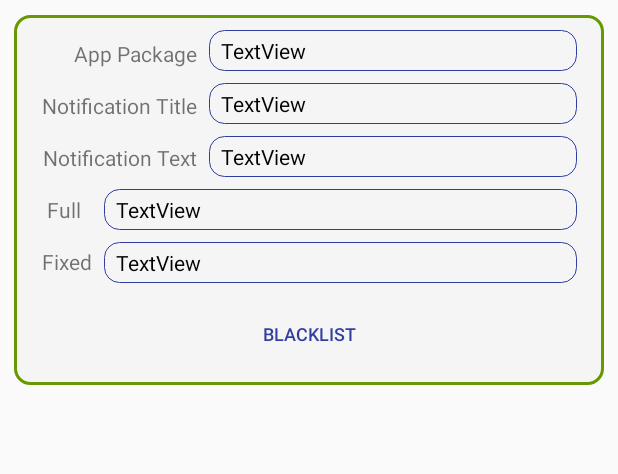
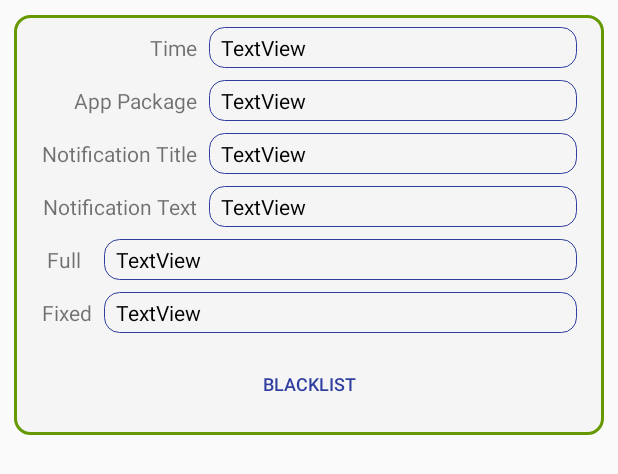
Before and after one commit to Sharkgrammer/Android-Assistant, an Android app: the layout log_item.xml on its own in the app's theme, with its tools: preview values and no code run, on a phone screen of 412 x 824 dp. Shown: the top 474 px of the screen. Run offline under Robolectric (Android 15) with nearby library versions, the phone set to English and light mode, and no system bars.

Commit message:
Added time to logs

```diff
--- a/app/src/main/java/com/shark/assistant/MainActivity.java
+++ b/app/src/main/java/com/shark/assistant/MainActivity.java
@@ -26,7 +26,12 @@ import android.widget.LinearLayout;
 import android.widget.ListView;
 import android.widget.TextView;
 import android.widget.Toast;
+
+import java.text.DateFormat;
+import java.text.SimpleDateFormat;
 import java.util.ArrayList;
+import java.util.Calendar;
+import java.util.Date;
 import java.util.List;
 import java.util.Locale;
 
@@ -70,6 +75,10 @@ public class MainActivity extends AppCompatActivity {
             log.setPack(pack);
             log.setTitle(title);
             log.setText(text);
+
+            DateFormat df;
+            df = new SimpleDateFormat("dd MMM yyyy, HH:mm:ss", Locale.getDefault());
+            log.setTime(df.format(Calendar.getInstance().getTime()));
 
             String dataStr = pack + " " + title + " " + text;
             log.setOriginal(dataStr);
@@ -363,7 +372,7 @@ public class MainActivity extends AppCompatActivity {
     private void fillLogLayout(){
         sclMainLin.removeAllViews();
         btnAddNew.setText(getResources().getString(R.string.refreshAdd));
-        TextView pack,title,text,fixed,original;
+        TextView pack,title,text,fixed,original,time;
         ConstraintLayout lay;
         Drawable failBack = getResources().getDrawable(R.drawable.itemlogborderfail);
         boolean isBlacklisted;
@@ -378,6 +387,7 @@ public class MainActivity extends AppCompatActivity {
             text = (TextView) Child.findViewById(R.id.itemText);
             original = (TextView) Child.findViewById(R.id.itemOriginal);
             fixed = (TextView) Child.findViewById(R.id.itemFixed);
+            time = (TextView) Child.findViewById(R.id.itemTime);
             lay = (ConstraintLayout) Child.findViewById(R.id.itemLayLog);
             final Button btnLog = Child.findViewById(R.id.itemBlacklist);
 
@@ -386,6 +396,7 @@ public class MainActivity extends AppCompatActivity {
             text.setText(log.getText());
             original.setText(log.getOriginal());
             fixed.setText(log.getFixed());
+            time.setText(log.getTime());
             isBlacklisted = log.isBlocked();
 
 
--- a/app/src/main/java/com/shark/assistant/log.java
+++ b/app/src/main/java/com/shark/assistant/log.java
@@ -7,6 +7,7 @@ public class log {
     private String text = "";
     private String original = "";
     private String fixed = "";
+    private String time = "";
     private boolean isBlocked = false;
 
     public String getPack() {
@@ -56,4 +57,12 @@ public class log {
     public void setBlocked(boolean blocked) {
         isBlocked = blocked;
     }
+
+    public String getTime() {
+        return time;
+    }
+
+    public void setTime(String time) {
+        this.time = time;
+    }
 }
--- a/app/src/main/res/layout/item.xml
+++ b/app/src/main/res/layout/item.xml
@@ -10,7 +10,7 @@
 
     <android.support.constraint.ConstraintLayout
         android:layout_width="match_parent"
-        android:layout_height="114dp"
+        android:layout_height="wrap_content"
         android:layout_marginBottom="10dp"
         android:layout_marginEnd="5dp"
         android:layout_marginStart="5dp"
--- a/app/src/main/res/layout/log_item.xml
+++ b/app/src/main/res/layout/log_item.xml
@@ -29,6 +29,7 @@
             android:text="TextView"
             android:textColor="@color/colorTextDark"
             app:layout_constraintEnd_toEndOf="parent"
+            app:layout_constraintHorizontal_bias="0.6"
             app:layout_constraintStart_toStartOf="parent"
             app:layout_constraintTop_toBottomOf="@+id/itemOriginal" />
 
@@ -43,6 +44,7 @@
             android:text="TextView"
             android:textColor="@color/colorTextDark"
             app:layout_constraintEnd_toEndOf="parent"
+            app:layout_constraintHorizontal_bias="0.6"
             app:layout_constraintStart_toStartOf="parent"
             app:layout_constraintTop_toBottomOf="@+id/itemText" />
 
@@ -57,6 +59,7 @@
             android:text="TextView"
             android:textColor="@color/colorTextDark"
             app:layout_constraintEnd_toEndOf="parent"
+            app:layout_constraintHorizontal_bias="0.6"
             app:layout_constraintStart_toStartOf="parent"
             app:layout_constraintTop_toBottomOf="@+id/itemTitle" />
 
@@ -71,6 +74,7 @@
             android:text="TextView"
             android:textColor="@color/colorTextDark"
             app:layout_constraintEnd_toEndOf="parent"
+            app:layout_constraintHorizontal_bias="0.6"
             app:layout_constraintStart_toStartOf="parent"
             app:layout_constraintTop_toBottomOf="@+id/itemPackage" />
 
@@ -80,11 +84,27 @@
             android:layout_height="wrap_content"
             android:layout_marginEnd="8dp"
             android:layout_marginStart="120dp"
-            android:layout_marginTop="10dp"
+            android:layout_marginTop="8dp"
             android:background="@drawable/textborder"
             android:text="TextView"
             android:textColor="@color/colorTextDark"
             app:layout_constraintEnd_toEndOf="parent"
+            app:layout_constraintHorizontal_bias="0.6"
+            app:layout_constraintStart_toStartOf="parent"
+            app:layout_constraintTop_toBottomOf="@+id/itemTime" />
+
+        <TextView
+            android:id="@+id/itemTime"
+            android:layout_width="0dp"
+            android:layout_height="wrap_content"
+            android:layout_marginEnd="8dp"
+            android:layout_marginStart="120dp"
+            android:layout_marginTop="8dp"
+            android:background="@drawable/textborder"
+            android:text="TextView"
+            android:textColor="@color/colorTextDark"
+            app:layout_constraintEnd_toEndOf="parent"
+            app:layout_constraintHorizontal_bias="0.6"
             app:layout_constraintStart_toStartOf="parent"
             app:layout_constraintTop_toTopOf="parent" />
 
@@ -104,7 +124,8 @@
             app:layout_constraintBottom_toBottomOf="parent"
             app:layout_constraintEnd_toEndOf="parent"
             app:layout_constraintStart_toStartOf="parent"
-            app:layout_constraintTop_toBottomOf="@+id/itemFixed" />
+            app:layout_constraintTop_toBottomOf="@+id/itemFixed"
+            app:layout_constraintVertical_bias="0.0" />
 
         <TextView
             android:id="@+id/textView"
@@ -112,12 +133,12 @@
             android:layout_height="wrap_content"
             android:layout_marginEnd="8dp"
             android:layout_marginStart="8dp"
-            android:layout_marginTop="15dp"
+            android:layout_marginTop="4dp"
             android:text="@string/title"
             app:layout_constraintEnd_toStartOf="@+id/itemTitle"
-            app:layout_constraintHorizontal_bias="1.0"
+            app:layout_constraintHorizontal_bias="0.8"
             app:layout_constraintStart_toStartOf="parent"
-            app:layout_constraintTop_toBottomOf="@+id/textView2" />
+            app:layout_constraintTop_toTopOf="@+id/itemTitle" />
 
         <TextView
             android:id="@+id/textView2"
@@ -125,12 +146,25 @@
             android:layout_height="wrap_content"
             android:layout_marginEnd="8dp"
             android:layout_marginStart="8dp"
-            android:layout_marginTop="16dp"
+            android:layout_marginTop="4dp"
             android:text="@string/pack"
             app:layout_constraintEnd_toStartOf="@+id/itemPackage"
             app:layout_constraintHorizontal_bias="1.0"
             app:layout_constraintStart_toStartOf="parent"
-            app:layout_constraintTop_toTopOf="parent" />
+            app:layout_constraintTop_toTopOf="@+id/itemPackage" />
+
+        <TextView
+            android:id="@+id/textView4"
+            android:layout_width="wrap_content"
+            android:layout_height="19dp"
+            android:layout_marginEnd="8dp"
+            android:layout_marginStart="8dp"
+            android:layout_marginTop="4dp"
+            android:text="@string/time"
+            app:layout_constraintEnd_toStartOf="@+id/itemTime"
+            app:layout_constraintHorizontal_bias="1.0"
+            app:layout_constraintStart_toStartOf="parent"
+            app:layout_constraintTop_toTopOf="@+id/itemTime" />
 
         <TextView
             android:id="@+id/textView3"
@@ -138,12 +172,12 @@
             android:layout_height="wrap_content"
             android:layout_marginEnd="8dp"
             android:layout_marginStart="8dp"
-            android:layout_marginTop="15dp"
+            android:layout_marginTop="4dp"
             android:text="@string/text"
             app:layout_constraintEnd_toStartOf="@+id/itemText"
             app:layout_constraintHorizontal_bias="0.8"
             app:layout_constraintStart_toStartOf="parent"
-            app:layout_constraintTop_toBottomOf="@+id/textView" />
+            app:layout_constraintTop_toTopOf="@+id/itemText" />
 
         <TextView
             android:id="@+id/textView5"
@@ -151,12 +185,12 @@
             android:layout_height="wrap_content"
             android:layout_marginEnd="8dp"
             android:layout_marginStart="8dp"
-            android:layout_marginTop="11dp"
+            android:layout_marginTop="4dp"
             android:text="@string/fixed"
             app:layout_constraintEnd_toStartOf="@+id/itemFixed"
             app:layout_constraintHorizontal_bias="0.727"
             app:layout_constraintStart_toStartOf="parent"
-            app:layout_constraintTop_toBottomOf="@+id/itemOriginal" />
+            app:layout_constraintTop_toTopOf="@+id/itemFixed" />
 
         <TextView
             android:id="@+id/textView6"
@@ -164,12 +198,12 @@
             android:layout_height="wrap_content"
             android:layout_marginEnd="8dp"
             android:layout_marginStart="8dp"
-            android:layout_marginTop="12dp"
+            android:layout_marginTop="4dp"
             android:text="@string/original"
             app:layout_constraintEnd_toStartOf="@+id/itemOriginal"
             app:layout_constraintHorizontal_bias="0.363"
             app:layout_constraintStart_toStartOf="parent"
-            app:layout_constraintTop_toBottomOf="@+id/itemText" />
+            app:layout_constraintTop_toTopOf="@+id/itemOriginal" />
 
     </android.support.constraint.ConstraintLayout>
 </LinearLayout>
--- a/app/src/main/res/values/strings.xml
+++ b/app/src/main/res/values/strings.xml
@@ -32,5 +32,6 @@
     <string name="text">Notification Text</string>
     <string name="original">Full</string>
     <string name="fixed">Fixed</string>
+    <string name="time">Time</string>
 
 </resources>
```
